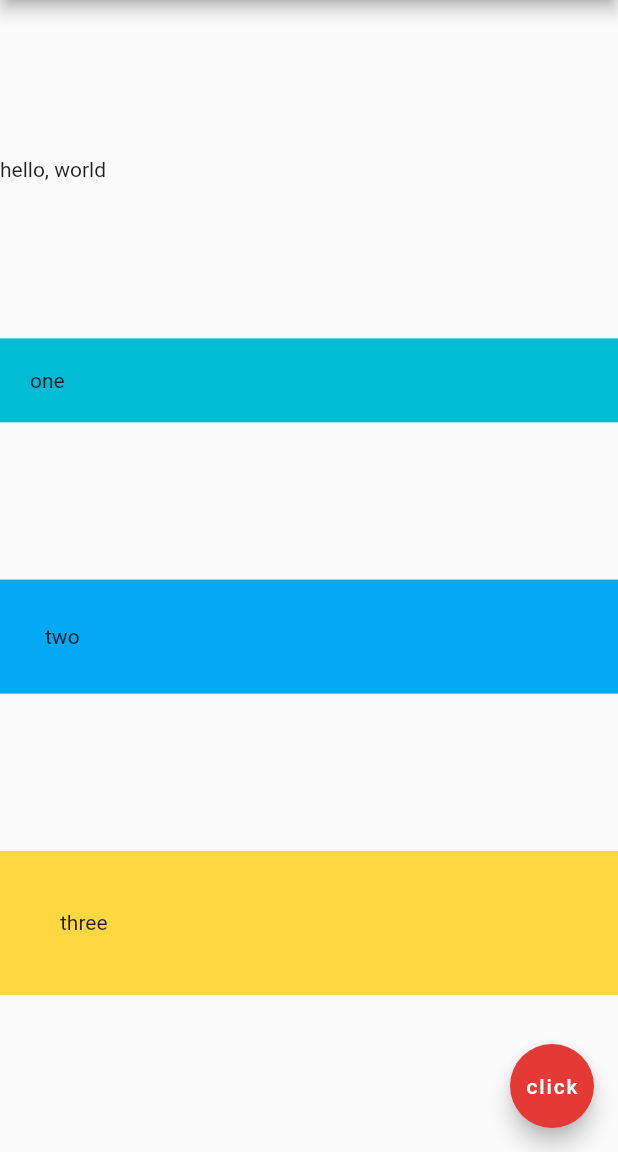
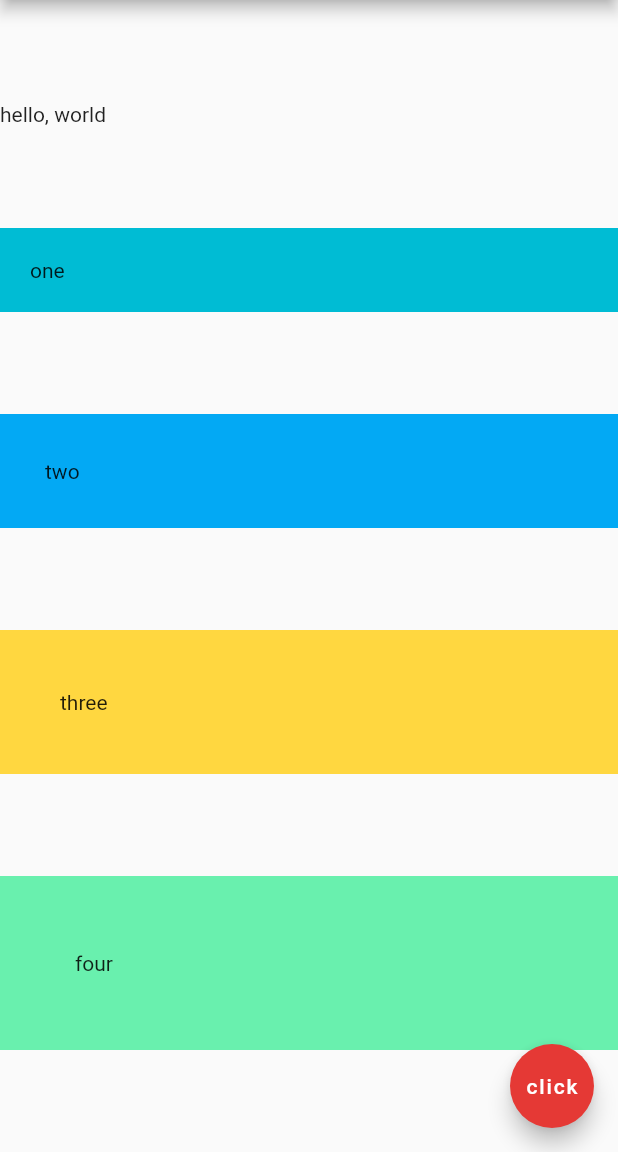
Before and after one commit to rinaldi123fauzi/firstFlutter, a Flutter app: the screen it shows after launch, on a phone screen of 412 x 824 dp, the part 84-1236 px from its top. Run offline on Flutter 3.47's test engine with Material 2 defaults, Android fonts, the phone set to English and light mode, and no system bars.

Commit message:
learning flutter chapter 13

```diff
--- a/lib/main.dart
+++ b/lib/main.dart
@@ -112,6 +112,11 @@ class Home extends StatelessWidget { //widget cannot change over time
             padding: EdgeInsets.all(40.0),
             color: Colors.amberAccent,
             child: Text('three'),
+          ),
+          Container(
+            padding: EdgeInsets.all(50.0),
+            color: Colors.greenAccent,
+            child: Text('four'),
           )
         ],
       ),
```
